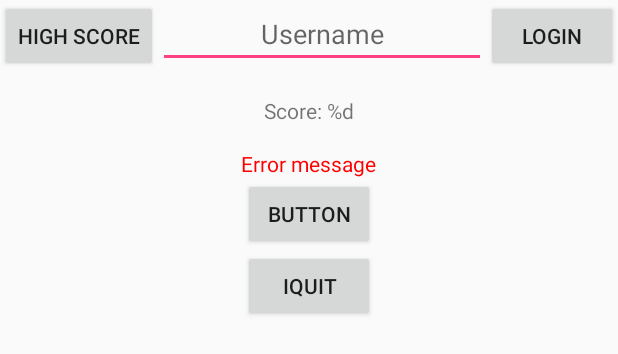
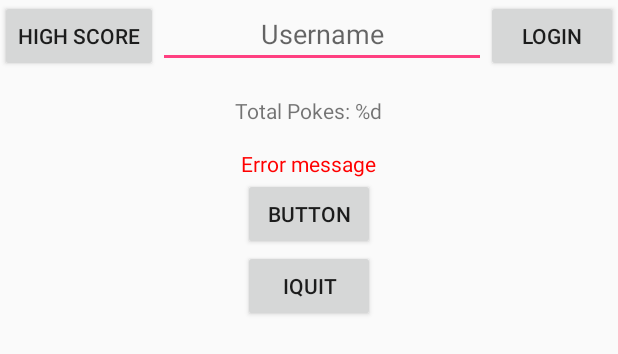
Before and after one commit to ShionTatarian/android-mmo, an Android app: the layout activity_main.xml on its own in the app's theme, with its tools: preview values and no code run, on a phone screen of 412 x 824 dp. Shown: the top 354 px of the screen. Run offline under Robolectric (Android 15) with nearby library versions, the phone set to English and light mode, and no system bars.

Commit message:
vaihdettu Score --> Total Pokes

```diff
--- a/app/src/main/res/values/strings.xml
+++ b/app/src/main/res/values/strings.xml
@@ -1,6 +1,6 @@
 <resources>
     <string name="app_name">Android-mmo</string>
 
-    <string name="score">Score: %d</string>
+    <string name="score">Total Pokes: %d</string>
 
 </resources>
```
